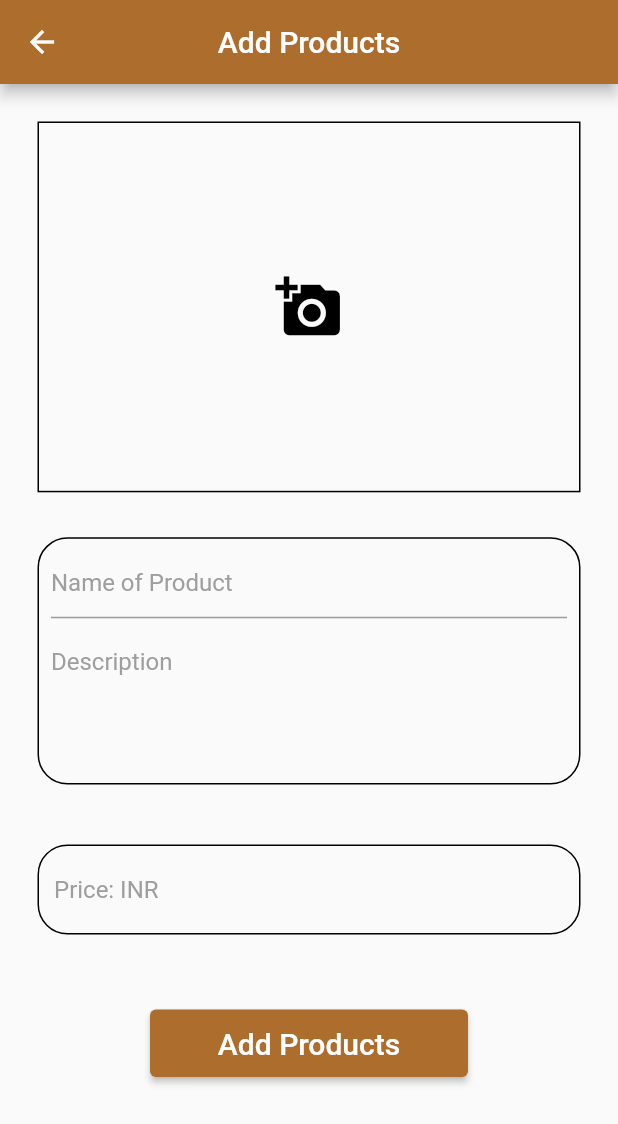
After one commit to harsh082ip/AdvancedDeliverySystem-flutter, a Flutter app: the CostumerHome screen opened directly, after a tap on the "add" icon, on a phone screen of 412 x 824 dp. The commit adds this screen. Shown: the top 1124 px of the screen. Run offline on Flutter 3.47's test engine with Material 2 defaults, Android fonts, the phone set to English and light mode, and no system bars; our stand-ins replace cloud_firestore, firebase_auth, firebase_core, firebase_storage, get, image_picker; accounts and stored records are empty.

Commit message:
Add Products page added

```diff
--- /dev/null
+++ b/lib/models/products.dart
@@ -0,0 +1,27 @@
+class Products {
+  String name;
+  String desc;
+  String price;
+  String imgUrl;
+  String costumer_uid;
+  String product_id;
+
+  Products(
+      {required this.name,
+      required this.desc,
+      required this.price,
+      required this.imgUrl,
+      required this.costumer_uid,
+      required this.product_id});
+
+  Map<String, dynamic> toJson() {
+    return {
+      'name of product': name,
+      'description': desc,
+      'price': price,
+      'image Url': imgUrl,
+      'costumer id': costumer_uid,
+      'product id': product_id,
+    };
+  }
+}
--- /dev/null
+++ b/lib/views/screen/costumer/add_products.dart
@@ -0,0 +1,182 @@
+import 'dart:developer';
+import 'dart:io';
+
+import 'package:advanced_delivery_system/controllers/image_pick_controller.dart';
+import 'package:advanced_delivery_system/controllers/upload_product.dart';
+import 'package:firebase_auth/firebase_auth.dart';
+import 'package:flutter/material.dart';
+import 'package:get/get.dart';
+
+class Add_Products extends StatefulWidget {
+  String currentUser;
+  Add_Products({super.key, required this.currentUser});
+
+  @override
+  State<Add_Products> createState() => _Add_ProductsState();
+}
+
+class _Add_ProductsState extends State<Add_Products> {
+  File? imgpath;
+  final TextEditingController nameController = TextEditingController();
+  final TextEditingController descController = TextEditingController();
+  final TextEditingController priceController = TextEditingController();
+
+  @override
+  Widget build(BuildContext context) {
+    return Scaffold(
+      appBar: AppBar(
+        title: Text('Add Products'),
+        centerTitle: true,
+        backgroundColor: Color.fromARGB(255, 173, 109, 45),
+      ),
+      body: Container(
+        child: SingleChildScrollView(
+          child: Column(
+            children: [
+              InkWell(
+                onTap: () async {
+                  Get.defaultDialog(
+                      title: 'Please wait...',
+                      content: const Center(
+                        child: CircularProgressIndicator(
+                          color: Color.fromARGB(255, 173, 109, 45),
+                        ),
+                      ));
+                  log('Pressed');
+                  final newImgPath = await Image_Picker.pickFile();
+                  if (newImgPath != null) {
+                    setState(() {
+                      imgpath = File(newImgPath.path);
+                      log(imgpath.toString());
+                    });
+                    Navigator.pop(context);
+                  } else {}
+                },
+                child: Container(
+                  decoration: BoxDecoration(
+                      // color: Colors.yellowAccent,
+                      border: Border.all(color: Colors.black)),
+                  margin:
+                      EdgeInsets.symmetric(horizontal: 25).copyWith(top: 25),
+                  height: MediaQuery.of(context).size.height * 0.3,
+                  width: MediaQuery.of(context).size.width,
+                  child: imgpath != null
+                      ? Image.file(
+                          imgpath!,
+                          fit: BoxFit.cover,
+                        )
+                      : const Center(
+                          child: Icon(
+                            Icons.add_a_photo,
+                            size: 45,
+                            color: Colors.black,
+                          ),
+                        ),
+                ),
+              ),
+              Container(
+                margin:
+                    EdgeInsets.symmetric(horizontal: 25.0).copyWith(top: 30.0),
+                decoration: BoxDecoration(
+                    borderRadius: BorderRadius.circular(20.0),
+                    border: Border.all(color: Colors.black)),
+                height: MediaQuery.of(context).size.height * 0.2,
+                width: MediaQuery.of(context).size.width,
+                child: Column(
+                  children: [
+                    Container(
+                      margin: const EdgeInsets.symmetric(horizontal: 8.0)
+                          .copyWith(top: 5.0),
+                      child: TextFormField(
+                        decoration: const InputDecoration(
+                            focusedBorder: UnderlineInputBorder(
+                                borderSide: BorderSide(color: Colors.black)),
+                            hintText: 'Name of Product',
+                            hintStyle: TextStyle(color: Colors.grey)),
+                      ),
+                    ),
+                    Container(
+                      margin: EdgeInsets.symmetric(horizontal: 8.0)
+                          .copyWith(top: 5.0),
+                      // width: 105,
+                      // Set a maximum height for the description field
+                      constraints: BoxConstraints(
+                          maxHeight: 115), // Adjust the maxHeight as needed
+                      child: TextFormField(
+                        textInputAction: TextInputAction.newline,
+                        maxLines: null,
+                        decoration: InputDecoration(
+                          border: InputBorder.none,
+                          focusedBorder:
+                              UnderlineInputBorder(borderSide: BorderSide.none),
+                          hintText: 'Description',
+                          hintStyle: TextStyle(
+                            color: Colors.grey,
+                          ),
+                        ),
+                      ),
+                    ),
+                  ],
+                ),
+              ),
+              Container(
+                margin: const EdgeInsets.symmetric(horizontal: 25.0)
+                    .copyWith(top: 40.0),
+                padding: EdgeInsets.only(left: 10),
+                width: MediaQuery.of(context).size.width,
+                height: 60,
+                decoration: BoxDecoration(
+                    borderRadius: BorderRadius.circular(20.0),
+                    border: Border.all(color: Colors.black)),
+                child: Center(
+                  child: TextFormField(
+                    decoration: InputDecoration(
+                        hintText: 'Price: INR',
+                        hintStyle: TextStyle(
+                          color: Colors.grey,
+                        ),
+                        focusedBorder:
+                            UnderlineInputBorder(borderSide: BorderSide.none),
+                        border: InputBorder.none),
+                  ),
+                ),
+              ),
+              Container(
+                margin: EdgeInsets.only(top: 50.0),
+                width: MediaQuery.of(context).size.width,
+                padding: EdgeInsets.symmetric(horizontal: 100.0),
+                height: 45,
+                child: ElevatedButton(
+                  style: ElevatedButton.styleFrom(
+                    backgroundColor: Color.fromARGB(255, 173, 109, 45),
+                  ),
+                  onPressed: () async {
+                    Get.defaultDialog(
+                        content: Center(
+                      child: CircularProgressIndicator(
+                          color: Color.fromARGB(255, 173, 109, 45)),
+                    ));
+                    if (imgpath != null &&
+                        nameController.text.isNotEmpty &&
+                        descController.text.isNotEmpty &&
+                        priceController.text.isNotEmpty) {
+                      Upload_Products.uploadProfilePic(
+                          imgpath!.path, context, widget.currentUser);
+                    }
+                    log(imgpath!.path);
+
+                    log(widget.currentUser);
+                  },
+                  child: Text(
+                    'Add Products',
+                    style: TextStyle(fontSize: 20.0),
+                  ),
+                ),
+              ),
+            ],
+          ),
+        ),
+      ),
+    );
+  }
+}
--- a/lib/views/screen/costumer/costumer_home.dart
+++ b/lib/views/screen/costumer/costumer_home.dart
@@ -1,9 +1,15 @@
+import 'dart:developer';
+
+import 'package:advanced_delivery_system/views/screen/costumer/add_products.dart';
 import 'package:flutter/foundation.dart';
 import 'package:flutter/material.dart';
 import 'package:flutter/widgets.dart';
+import 'package:get/get.dart';
+import 'package:path/path.dart';
 
 class CostumerHome extends StatefulWidget {
-  const CostumerHome({super.key});
+  String currentuser;
+  CostumerHome({super.key, required this.currentuser});
 
   @override
   State<CostumerHome> createState() => _CostumerHomeState();
@@ -11,8 +17,32 @@ class CostumerHome extends StatefulWidget {
 
 class _CostumerHomeState extends State<CostumerHome> {
   @override
+  void initState() {
+    // TODO: implement initState
+    super.initState();
+    log(widget.currentuser);
+  }
+
+  @override
   Widget build(BuildContext context) {
     return Scaffold(
+      appBar: AppBar(
+        title: Text(
+          'Products',
+          style: TextStyle(color: Colors.white),
+        ),
+        centerTitle: true,
+        backgroundColor: Color.fromARGB(255, 173, 109, 45),
+      ),
+      floatingActionButton: FloatingActionButton(
+        backgroundColor: Color.fromARGB(255, 173, 109, 45),
+        onPressed: () {
+          Get.to(Add_Products(
+            currentUser: widget.currentuser,
+          ));
+        },
+        child: Icon(Icons.add),
+      ),
       body: Container(
         height: MediaQuery.of(context).size.height,
         width: MediaQuery.of(context).size.width,
--- a/pubspec.yaml
+++ b/pubspec.yaml
@@ -39,7 +39,9 @@ dependencies:
   firebase_core: ^2.18.0
   firebase_auth: ^4.11.0
   cloud_firestore: ^4.10.0
-
+  image_picker: ^1.0.4
+  path: ^1.8.3
+  firebase_storage: ^11.4.0
 
 dev_dependencies:
   flutter_test:
```
Also changed, not shown: lib/controllers/firebase_auth.dart (+45 -3 lines), lib/controllers/image_pick_controller.dart (added, +11 -0 lines), lib/controllers/upload_product.dart (added, +47 -0 lines), lib/views/screen/Auth/login_screen.dart (+25 -3 lines), lib/views/screen/Auth/signup_screen.dart (+6 -5 lines), pubspec.lock.
